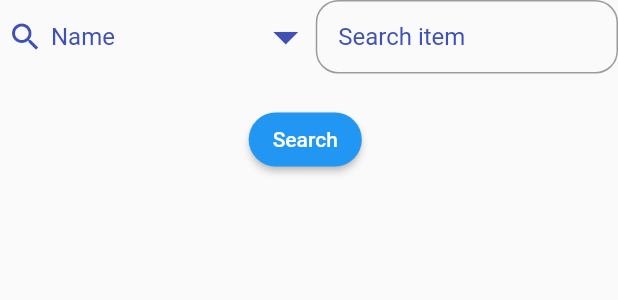
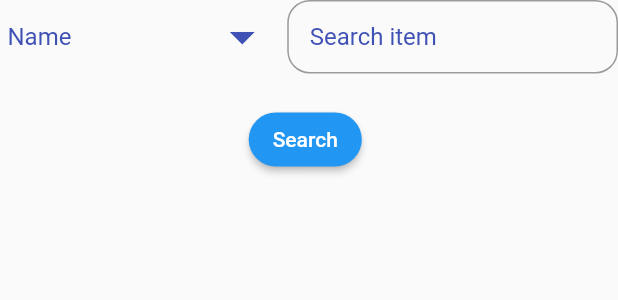
Before and after one commit to tnsmobilesolutions/sdp, a Flutter app: the SearchSDP widget shown alone on an empty page, opened directly with empty values, on a phone screen of 412 x 824 dp. Shown: the top 300 px of the screen. Run offline on Flutter 3.47's test engine with Material 2 defaults, Android fonts, the light colour scheme and no system bars; our stand-ins replace cloud_firestore, firebase_auth, firebase_core, pdf, printing; missing offline and left inert: authentication, material_color_generator; accounts and stored records are empty; statements that could not run were skipped.

Commit message:
search screen refactoring

```diff
--- a/lib/dashboard.dart
+++ b/lib/dashboard.dart
@@ -197,11 +197,13 @@ class _DashBoardState extends State<DashBoard> {
                     title: const Text('Search Palia'),
                     content: Padding(
                       padding: const EdgeInsets.all(8.0),
+                      child: SizedBox(
+                        width: 400,
                         child: SearchSDP(
                           dashboardindexNumber: 0,
                           searchDasboardIndexNumber: 0,
-                        onSubmitPress:
-                            (result, selectedSearchType, sdpSearchController) {
+                          onSubmitPress: (result, selectedSearchType,
+                              sdpSearchController) {
                             searchDasboardIndexNumber = 0;
                             dashboardindexNumber = 0;
                             log(selectedSearchType);
@@ -213,6 +215,7 @@ class _DashBoardState extends State<DashBoard> {
                               print(result);
                             });
                           },
+                        ),
                       ),
                     ),
                   ),
--- a/lib/search.dart
+++ b/lib/search.dart
@@ -22,7 +22,7 @@ class SearchSDP extends StatefulWidget {
 
 class _SearchSDPState extends State<SearchSDP> {
   List<String?> searchSangha = [];
-  bool sshowAllNames = false;
+  bool showAllNames = false;
   TextEditingController searchSanghaController = TextEditingController();
   List<String> searchBy = [
     'Name',
@@ -51,13 +51,6 @@ class _SearchSDPState extends State<SearchSDP> {
                     padding: const EdgeInsets.only(left: 5),
                     child: Row(
                       children: [
-                        const Icon(
-                          Icons.search,
-                          color: Color(0XFF3f51b5),
-                        ),
-                        SizedBox(
-                          width: 5,
-                        ),
                         DropdownButton(
                           style: const TextStyle(
                               color: Color(0XFF3f51b5), //Font color
@@ -69,6 +62,13 @@ class _SearchSDPState extends State<SearchSDP> {
                           borderRadius: BorderRadius.circular(20),
                           value: _selectedSearchType,
                           onChanged: (value) {
+                            if (value != "Sammilani Number" &&
+                                value != "Sammilani Year" &&
+                                value != "Sammilani Place") {
+                              setState(() {
+                                showAllNames = false;
+                              });
+                            }
                             setState(() {
                               _selectedSearchType = value.toString();
                             });
@@ -94,10 +94,9 @@ class _SearchSDPState extends State<SearchSDP> {
                       ],
                     ),
                   ),
-                  // const VerticalDivider(
-                  //   color: Color(0XFF3f51b5),
-                  //   thickness: 0.5,
-                  // ),
+                  const SizedBox(
+                    width: 10,
+                  ),
                   Expanded(
                     child: TextFormField(
                       onFieldSubmitted: (value) async {
@@ -171,12 +170,11 @@ class _SearchSDPState extends State<SearchSDP> {
                   ),
                 ],
               ),
-              if (_selectedSearchType == 'Sammilani Number')
-                SizedBox(
-                  width: MediaQuery.of(context).size.width / 5,
-                  child: Expanded(
-                    child: Padding(
-                      padding: const EdgeInsets.all(8.0),
+              if (_selectedSearchType == 'Sammilani Number' ||
+                  _selectedSearchType == 'Sammilani Year' ||
+                  _selectedSearchType == 'Sammilani Place')
+                Padding(
+                  padding: const EdgeInsets.all(10.0),
                   child: TextFormField(
                     onChanged: (value) {
                       final sanghaaList = SanghaUtility.getAllSanghaName();
@@ -191,22 +189,19 @@ class _SearchSDPState extends State<SearchSDP> {
                       print(sanghaaList);
 
                       setState(() {
-                            sshowAllNames = true;
+                        showAllNames = true;
                       });
                     },
                     controller: searchSanghaController,
                     decoration: const InputDecoration(
                         border: OutlineInputBorder(
-                              borderRadius:
-                                  BorderRadius.all(Radius.circular(20.0)),
+                          borderRadius: BorderRadius.all(Radius.circular(20.0)),
                           borderSide: BorderSide(color: Colors.white),
                         ),
                         labelText: 'Please enter Sangha Name'),
                   ),
                 ),
-                  ),
-                ),
-              if (sshowAllNames == true)
+              if (showAllNames == true)
                 SizedBox(
                   height: 300,
                   width: 300,
```
Also changed, not shown: 6 other files. Lines whose indentation alone changed are shown as unchanged.
